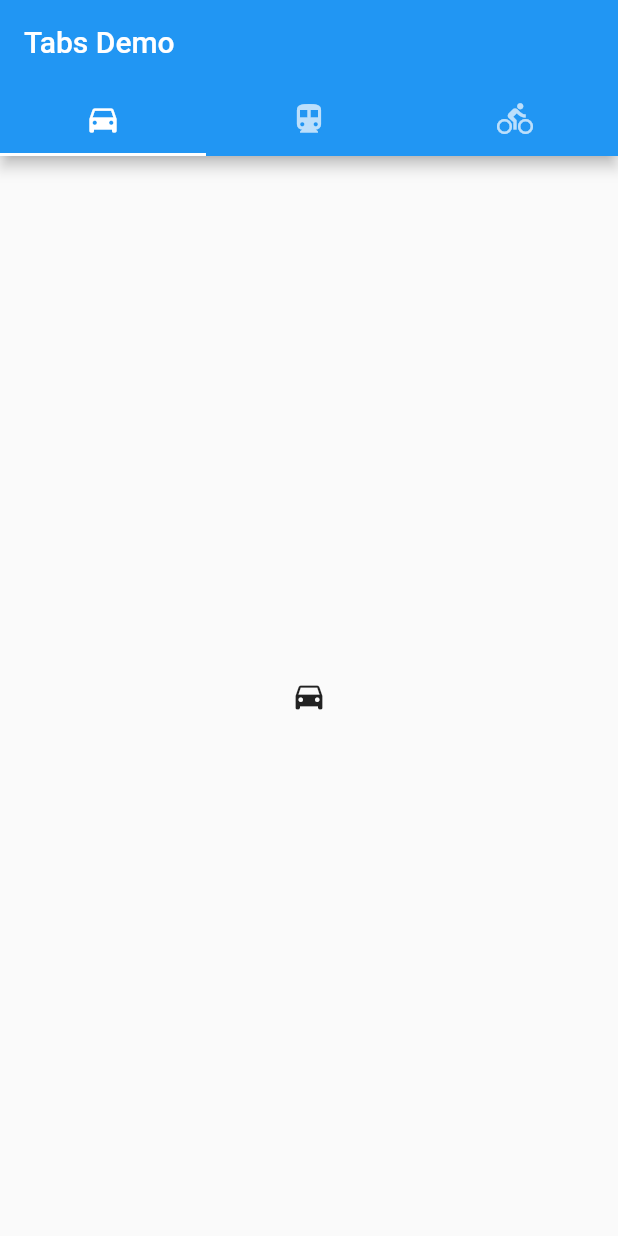
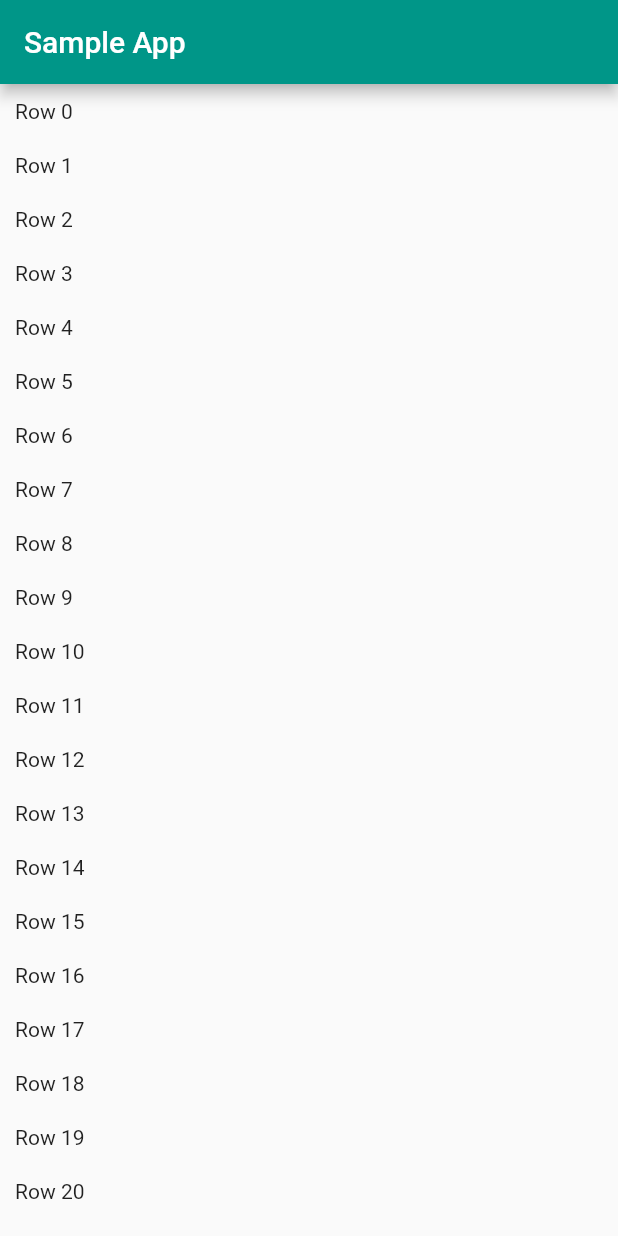
Before and after one commit to yichuancq/flutter-demo, a Flutter app: the screen it shows after launch, on a phone screen of 412 x 824 dp. Run offline on Flutter 3.47's test engine with Material 2 defaults, Android fonts, the light colour scheme and no system bars.

Commit message:
add  demo file

```diff
--- /dev/null
+++ b/lib/adapter/SampleAppPageTest.dart
@@ -0,0 +1,50 @@
+
+import 'package:flutter/material.dart';
+class SampleAppPage extends StatefulWidget {
+  SampleAppPage({Key key}) : super(key: key);
+
+  @override
+  _SampleAppPageState createState() => _SampleAppPageState();
+}
+
+class _SampleAppPageState extends State<SampleAppPage> {
+  List widgets = [];
+
+  @override
+  void initState() {
+    super.initState();
+    for (int i = 0; i < 50; i++) {
+      widgets.add(getRow(i));
+    }
+  }
+
+  @override
+  Widget build(BuildContext context) {
+    return Scaffold(
+      appBar: AppBar(
+        title: Text("Sample App"),
+      ),
+      body: ListView.builder(
+        itemCount: widgets.length,
+        itemBuilder: (BuildContext context, int position) {
+          return getRow(position);
+        },
+      ),
+    );
+  }
+
+  Widget getRow(int i) {
+    return GestureDetector(
+      child: Padding(
+        padding: EdgeInsets.all(10.0),
+        child: Text("Row $i"),
+      ),
+      onTap: () {
+        setState(() {
+          widgets.add(getRow(widgets.length + 1));
+          print('row $i');
+        });
+      },
+    );
+  }
+}
--- a/lib/main.dart
+++ b/lib/main.dart
@@ -1,5 +1,5 @@
 import 'package:flutter/material.dart';
-
+import 'adapter/SampleAppPageTest.dart';
 // main 为程序的入口 通过 runApp() 方法执行我们的 class
 void main() => runApp(new MyApp());
 /* 创建一个无状态的 Widget */
@@ -9,70 +9,10 @@ class MyApp extends StatelessWidget {
     // 创建一个 material 风格的 app
     return new MaterialApp(
       title: 'Demo',    // 设置 App 的标题
-      theme: new ThemeData(primaryColor: Colors.orange), //设置主题颜色
-      home: new TabBarDemo(),
-
+      theme: new ThemeData(primaryColor: Colors.teal), //设置主题颜色
+      debugShowCheckedModeBanner: false, // 去掉DEBUG 右上角 设置这一属性即可
+      home: new SampleAppPage()
+      // home: new TabBarDemo(),
     );
   }
 }
-
-class TabBarDemo extends StatelessWidget {
-  @override
-  Widget build(BuildContext context) {
-    return new MaterialApp(
-      home: new DefaultTabController(
-        length: 3,
-        child: new Scaffold(
-          appBar: new AppBar(
-            bottom: new TabBar(
-              tabs: [
-                new Tab(icon: new Icon(Icons.directions_car),),
-                new Tab(icon: new Icon(Icons.directions_transit),),
-                new Tab(icon: new Icon(Icons.directions_bike),),
-              ],
-            ),
-            title: new Text('Tabs Demo'),
-          ),
-          body: new TabBarView(
-            children: [
-              new Icon(Icons.directions_car),
-              new Icon(Icons.directions_transit),
-              new Icon(Icons.directions_bike),
-            ],
-          ),
-        ),
-      ),
-    );
-  }
-}
-class MyDemo extends StatefulWidget {
-  @override
-  State<StatefulWidget> createState() {
-    // TODO: implement createState
-    return new MyDemoState();
-  }
-}
-class MyDemoState extends State<MyDemo> {
-  int index = 0;
-
-  @override
-  Widget build(BuildContext context) {
-    return new Scaffold(
-      body: index == 0 ? new Text("Left") : new Text("Right"),
-      bottomNavigationBar: new BottomNavigationBar(
-        currentIndex: index,
-        onTap: (int index) { setState((){ this.index = index; }); },
-        items: <BottomNavigationBarItem>[
-          new BottomNavigationBarItem(
-            icon: new Icon(Icons.home),
-            title: new Text("Home"),
-          ),
-          new BottomNavigationBarItem(
-            icon: new Icon(Icons.search),
-            title: new Text("Search"),
-          ),
-        ],
-      ),
-    );
-  }
-}
```
Also changed, not shown: lib/tabbar/BottomNavigationBarTest.dart (added, +36 -0 lines), lib/tabbar/TabBarDemoTest.dart (added, +37 -0 lines).
